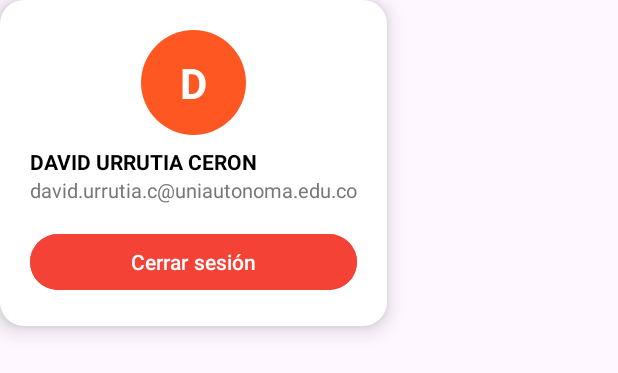
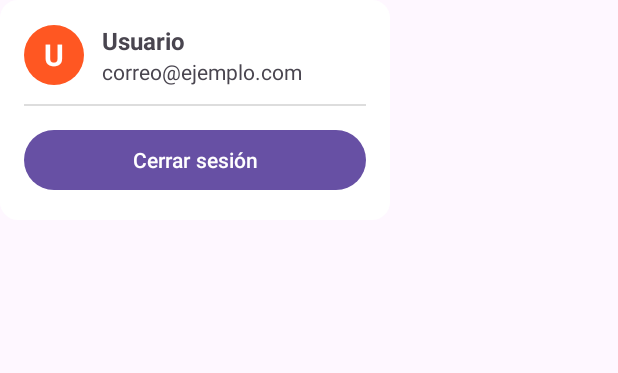
Before and after one commit to BICHO128/ProyectoUniboost, an Android app: the layout menu_usuario.xml on its own in the app's theme, with its tools: preview values and no code run, on a phone screen of 412 x 824 dp. Shown: the top 373 px of the screen. Run offline under Robolectric (Android 15) with nearby library versions, the phone set to English and light mode, and no system bars.

Commit message:
Refactor: Mejora UI y flujo de registro/login
Se refactoriza la pantalla de registro e inicio de sesión para usar una máquina de estados, mejorando la navegación y la experiencia de usuario.

Cambios específicos:
- **`registro.java`**: Reimplementa la lógica de la pantalla de registro y login para manejar los estados (home, registro, login) de forma interna sin cambiar de actividad.
- **`MainActivity.java`**:
    - Oculta el botón de perfil si el usuario no ha iniciado sesión.
    - Muestra la inicial del usuario en el botón de perfil al iniciar sesión.
    - Mejora el flujo de "Cerrar sesión" para recargar la `MainActivity` en lugar de ir a la pantalla de registro.
- **`Adaptador.java`**: Implementa el patrón ViewHolder para un reciclaje de vistas más eficiente en la `ListView`. Agrega validaciones para prevenir `IndexOutOfBoundsException`.
- **Layouts (`.xml`)**:
    - **`activity_main.xml`**, **`elemento_lista.xml`**: Se limpian y optimizan las constraints.
    - **`menu_usuario.xml`**: Se rediseña el popup de perfil de usuario para una apariencia más limpia.
    - **`bg_card_popup.xml`**: Se añade un nuevo `drawable` para el fondo del popup.

```diff
--- /dev/null
+++ b/app/src/main/res/drawable/bg_card_popup.xml
@@ -0,0 +1,12 @@
+<?xml version="1.0" encoding="utf-8"?>
+<shape xmlns:android="http://schemas.android.com/apk/res/android"
+    android:shape="rectangle">
+    <solid android:color="@android:color/white"/>
+    <corners android:radius="12dp"/>
+    <padding
+        android:left="8dp"
+        android:top="8dp"
+        android:right="8dp"
+        android:bottom="8dp"/>
+    <size android:width="260dp"/>
+</shape>
--- a/app/src/main/res/layout/menu_usuario.xml
+++ b/app/src/main/res/layout/menu_usuario.xml
@@ -1,50 +1,65 @@
 <?xml version="1.0" encoding="utf-8"?>
-<LinearLayout xmlns:android="http://schemas.android.com/apk/res/android"
-    android:layout_width="wrap_content"
+<LinearLayout
+    xmlns:android="http://schemas.android.com/apk/res/android"
+    android:orientation="vertical"
+    android:padding="16dp"
+    android:layout_width="260dp"
     android:layout_height="wrap_content"
-    android:orientation="vertical"
-    android:padding="20dp"
-    android:elevation="8dp"
-    android:background="@drawable/fondo_card_usuario">
+    android:background="@drawable/bg_card_popup">
+
+    <!-- Encabezado con inicial redonda -->
+    <LinearLayout
+        android:orientation="horizontal"
+        android:layout_width="match_parent"
+        android:layout_height="wrap_content"
+        android:gravity="center_vertical">
 
         <TextView
             android:id="@+id/iconoInicial"
-        android:layout_width="70dp"
-        android:layout_height="70dp"
-        android:background="@drawable/fondo_icono"
+            android:layout_width="40dp"
+            android:layout_height="40dp"
             android:gravity="center"
-        android:text="D"
-        android:textColor="#FFFFFF"
-        android:textSize="28sp"
+            android:text="U"
             android:textStyle="bold"
-        android:layout_gravity="center" />
+            android:textColor="@android:color/white"
+            android:textSize="20sp"
+            android:background="@drawable/fondo_icono" />
+
+        <LinearLayout
+            android:orientation="vertical"
+            android:layout_width="0dp"
+            android:layout_height="wrap_content"
+            android:layout_weight="1"
+            android:layout_marginStart="12dp">
 
             <TextView
                 android:id="@+id/txtNombreUsuario"
                 android:layout_width="wrap_content"
                 android:layout_height="wrap_content"
-        android:text="DAVID URRUTIA CERON"
+                android:text="Usuario"
                 android:textStyle="bold"
-        android:textSize="14sp"
-        android:textColor="#000000"
-        android:layout_marginTop="8dp" />
+                android:textSize="16sp" />
 
             <TextView
                 android:id="@+id/txtCorreoUsuario"
                 android:layout_width="wrap_content"
                 android:layout_height="wrap_content"
-        android:text="david.urrutia.c@uniautonoma.edu.co"
-        android:textSize="13sp"
-        android:textColor="#777777" />
+                android:text="correo@ejemplo.com"
+                android:textSize="14sp" />
+        </LinearLayout>
+    </LinearLayout>
+
+    <View
+        android:layout_width="match_parent"
+        android:layout_height="1dp"
+        android:layout_marginTop="12dp"
+        android:background="#22000000"/>
 
     <Button
         android:id="@+id/btnCerrarSesion"
         android:layout_width="match_parent"
-        android:layout_height="45dp"
-        android:text="Cerrar sesión"
-        android:textAllCaps="false"
-        android:textColor="#FFFFFF"
-        android:backgroundTint="#F44336"
-        android:layout_marginTop="16dp" />
+        android:layout_height="wrap_content"
+        android:layout_marginTop="12dp"
+        android:text="Cerrar sesión" />
 
 </LinearLayout>
```
Also changed, not shown: app/src/main/java/com/camila/proyectouniboost/Adaptador.java (+59 -54 lines), app/src/main/java/com/camila/proyectouniboost/MainActivity.java (+106 -59 lines), app/src/main/java/com/camila/proyectouniboost/registro.java (+166 -52 lines), app/src/main/res/layout/activity_main.xml (+11 -22 lines), app/src/main/res/layout/elemento_lista.xml (+36 -76 lines). Lines whose indentation alone changed are shown as unchanged.
